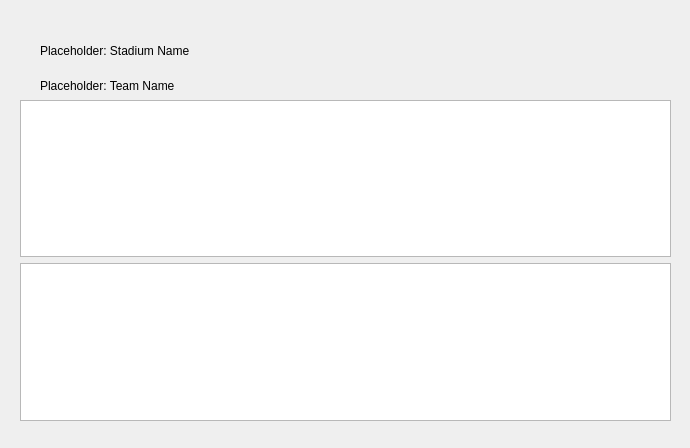
Old version of the form src/form/stadiumdetails.ui in the repository home-run/subtle-cosmic-moose.
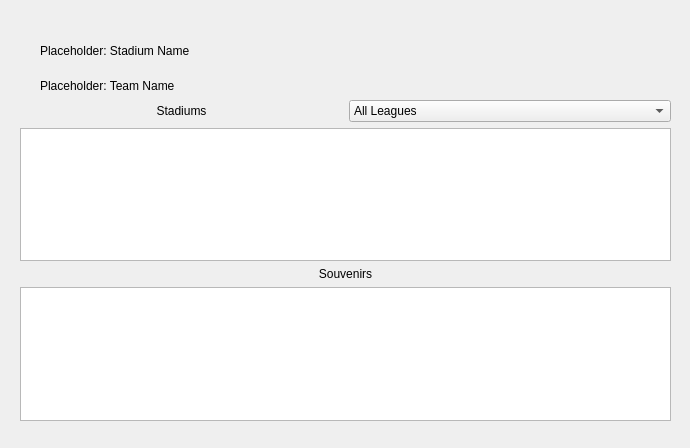
New version of the form.

Commit message: [#7] Add labels and a combo box. Stadiums can now be filtered by league.

Diff of the .ui file:
```diff
--- a/src/form/stadiumdetails.ui
+++ b/src/form/stadiumdetails.ui
@@ -49,9 +49,57 @@
     </rect>
    </property>
    <layout class="QVBoxLayout" name="verticalLayout">
+    <item>
+     <layout class="QHBoxLayout" name="horizontalLayout">
+      <item>
+       <widget class="QLabel" name="stadiumDetails_stadiums_label">
+        <property name="text">
+         <string>Stadiums</string>
+        </property>
+        <property name="alignment">
+         <set>Qt::AlignCenter</set>
+        </property>
+       </widget>
+      </item>
+      <item>
+       <widget class="QComboBox" name="stadiumDetails_league_comboBox">
+        <item>
+         <property name="text">
+          <string>All Leagues</string>
+         </property>
+        </item>
+        <item>
+         <property name="text">
+          <string>American League</string>
+         </property>
+        </item>
+        <item>
+         <property name="text">
+          <string>National League</string>
+         </property>
+        </item>
+        <item>
+         <property name="text">
+          <string>Major League</string>
+         </property>
+        </item>
+       </widget>
+      </item>
+     </layout>
+    </item>
     <item>
      <widget class="QTableView" name="stadiumDetails_tableView_stadiumInfo"/>
     </item>
+    <item>
+     <widget class="QLabel" name="stadiumDetails_souvenirs_label">
+      <property name="text">
+       <string>Souvenirs</string>
+      </property>
+      <property name="alignment">
+       <set>Qt::AlignCenter</set>
+      </property>
+     </widget>
+    </item>
     <item>
      <widget class="QTableView" name="stadiumDetails_tableView_souvenirs"/>
     </item>
```
Left out of the diff: 4 changed lines with no effect on the pictures. The commit also changes 2 other files.
